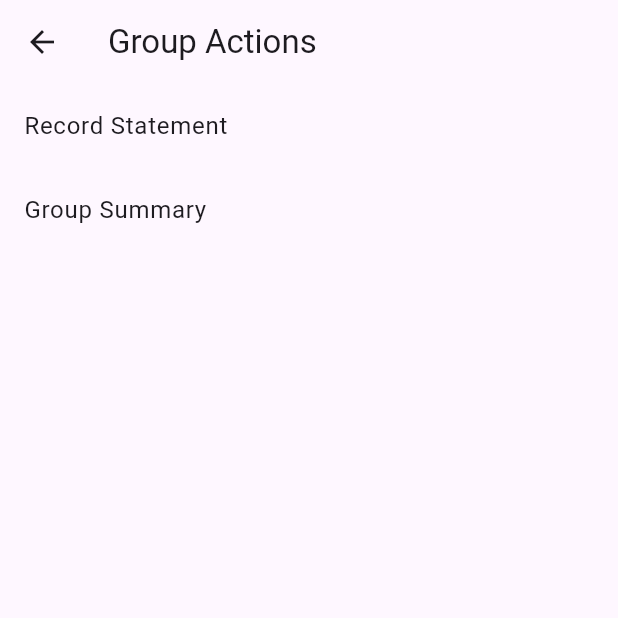
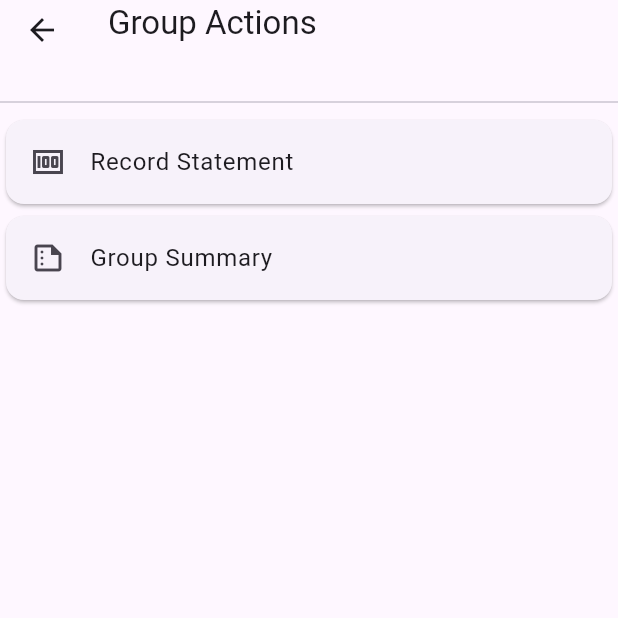
Before and after one commit to pratikmmohite/bachatgatmanager, a Flutter app: the GroupActions screen opened directly with empty values, on a phone screen of 412 x 824 dp, the top half of it. Run offline on Flutter 3.47's test engine with Material 3 defaults, Android fonts, the phone set to English and light mode, and no system bars; our stand-ins replace file_picker, shared_preferences, sqflite, sqflite_common_ffi_web; missing offline and left inert: file_saver; accounts and stored records are empty.

Commit message:
Minor ui improvements

```diff
--- a/lib/features/groups/pages/group/group_actions.dart
+++ b/lib/features/groups/pages/group/group_actions.dart
@@ -48,11 +48,27 @@ class _GroupActionsState extends State<GroupActions> {
     return Scaffold(
         appBar: AppBar(
           title: const Text("Group Actions"),
+          bottom: PreferredSize(
+            preferredSize: const Size.fromHeight(20),
+            child: Column(
+              crossAxisAlignment: CrossAxisAlignment.center,
+              mainAxisSize: MainAxisSize.min,
+              children: [
+                Text(
+                  group.name,
+                  style: TextStyle(fontSize: 20),
                 ),
-        body: ListView(
+                const Divider(),
+              ],
+            ),
+          ),
+        ),
+        body: Wrap(
           children: [
-            ListTile(
+            Card(
+              child: ListTile(
                 title: const Text("Record Statement"),
+                leading: const Icon(Icons.money),
                 onTap: () {
                   AppUtils.navigateTo(
                     context,
@@ -63,7 +79,10 @@ class _GroupActionsState extends State<GroupActions> {
                   );
                 },
               ),
-            ListTile(
+            ),
+            Card(
+              child: ListTile(
+                leading: const Icon(Icons.summarize_outlined),
                 onTap: () {
                   AppUtils.navigateTo(
                     context,
@@ -73,6 +92,7 @@ class _GroupActionsState extends State<GroupActions> {
                   );
                 },
                 title: const Text("Group Summary"),
+              ),
             )
           ],
         ));
--- a/lib/features/groups/pages/group/group_monthly_summary.dart
+++ b/lib/features/groups/pages/group/group_monthly_summary.dart
@@ -89,6 +89,11 @@ class _GroupMonthlySummaryState extends State<GroupMonthlySummary> {
     return Scaffold(
       appBar: AppBar(
         title: const Text("Group Summary"),
+        bottom: PreferredSize(
+          preferredSize: const Size.fromHeight(10),
+          child: Text(
+              "${AppUtils.getHumanReadableDt(filter.sdt)}-${AppUtils.getHumanReadableDt(filter.edt)}"),
+        ),
         actions: [
           IconButton(
             onPressed: () async {
@@ -112,7 +117,7 @@ class _GroupMonthlySummaryState extends State<GroupMonthlySummary> {
         ],
       ),
       bottomSheet: GroupSummaryCard(
-        key: Key("gs_" + groupSummary.length.toString()),
+        key: Key("gs_${groupSummary.length}"),
         summary: groupSummary,
       ),
       body: RefreshIndicator(
```
Lines whose indentation alone changed are shown as unchanged.
